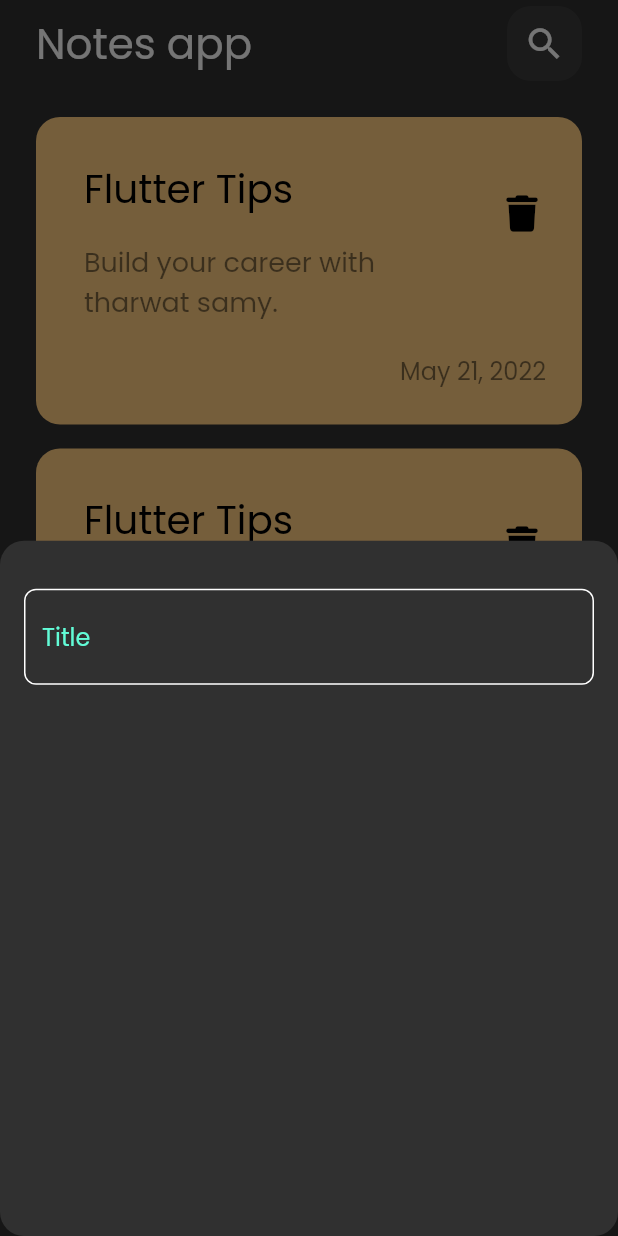
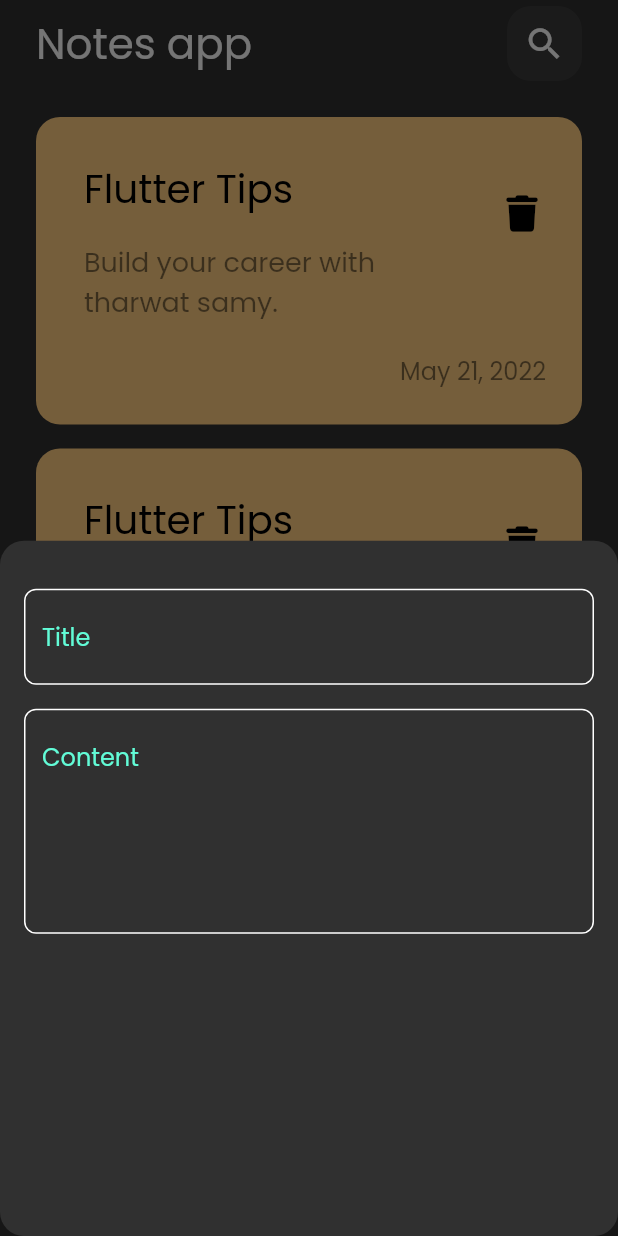
Before and after one commit to MohammedGhazaly/notes_app, a Flutter app: the screen it shows after launch, after a tap on the "add" icon, on a phone screen of 412 x 824 dp. Run offline on Flutter 3.47's test engine with Material 2 defaults, Android fonts, the phone set to English and light mode, and no system bars; our stand-ins replace font_awesome_flutter.

Commit message:
adding fields to bottom sheet

```diff
--- a/lib/views/widgets/add_note_bottom_sheet_widget.dart
+++ b/lib/views/widgets/add_note_bottom_sheet_widget.dart
@@ -13,7 +13,19 @@ class AddNoteBottomSheet extends StatelessWidget {
           SizedBox(
             height: 32,
           ),
-          CustomTextFieldWidget()
+          CustomTextFieldWidget(
+            hintText: "Title",
+          ),
+          SizedBox(
+            height: 16,
+          ),
+          CustomTextFieldWidget(
+            hintText: "Content",
+            maxLines: 5,
+          ),
+          Spacer(
+            flex: 1,
+          )
         ],
       ),
     );
--- a/lib/views/widgets/custom_text_field_widget.dart
+++ b/lib/views/widgets/custom_text_field_widget.dart
@@ -2,14 +2,17 @@ import 'package:flutter/material.dart';
 import 'package:notes_app/constants.dart';
 
 class CustomTextFieldWidget extends StatelessWidget {
-  const CustomTextFieldWidget({super.key});
-
+  const CustomTextFieldWidget(
+      {super.key, required this.hintText, this.maxLines = 1});
+  final String hintText;
+  final int maxLines;
   @override
   Widget build(BuildContext context) {
     return TextField(
       cursorColor: kPrimaryColor,
+      maxLines: maxLines,
       decoration: InputDecoration(
-          hintText: "Title",
+          hintText: hintText,
           hintStyle: TextStyle(color: kPrimaryColor),
           border: buildBorder(borderColor: Colors.white),
           enabledBorder: buildBorder(borderColor: Colors.white),
```
